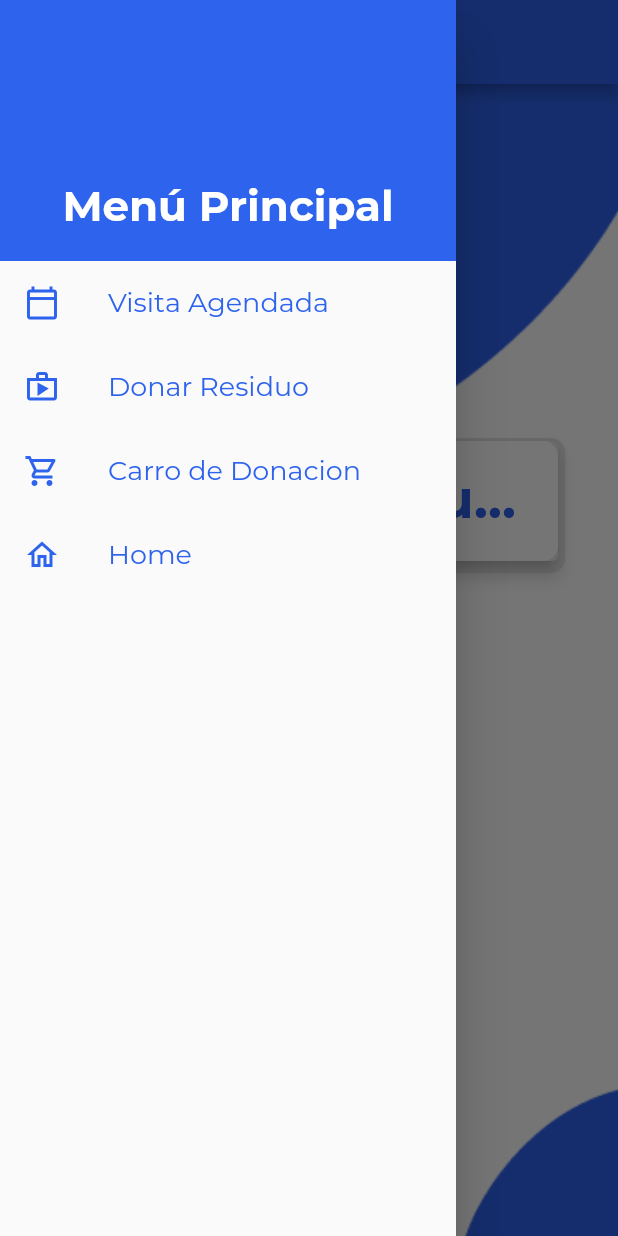
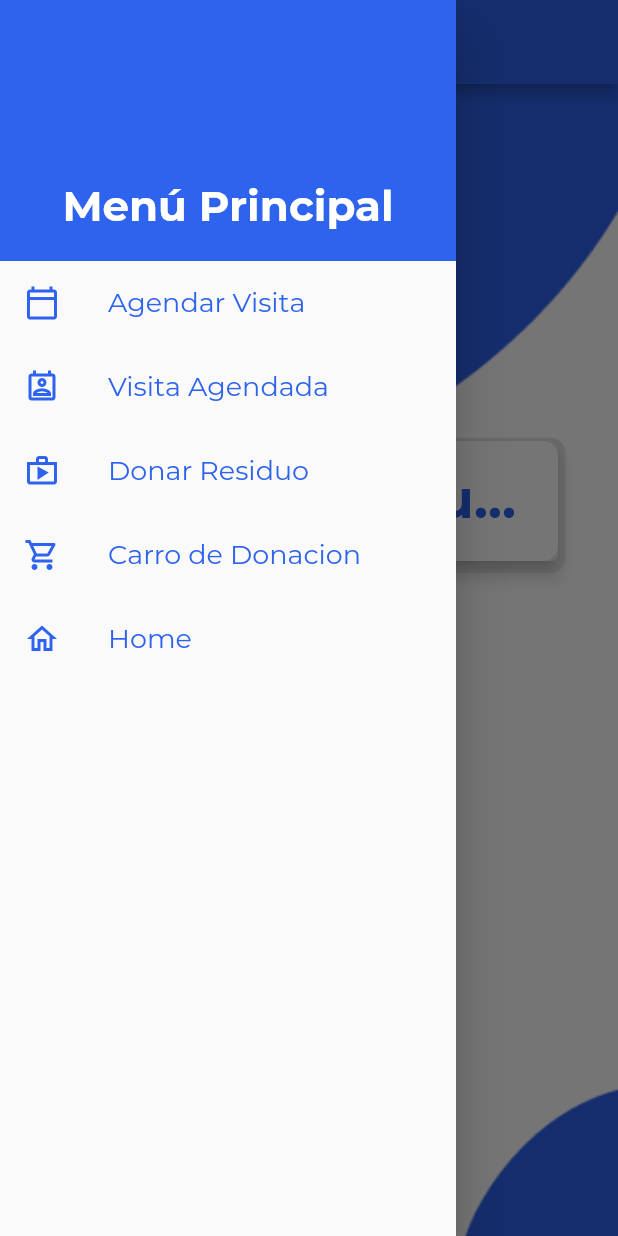
Before and after one commit to Jcss1462/reciclajeApp, a Flutter app: the InicioCiudadanoCivil screen opened by its route, with the side drawer open, on a phone screen of 412 x 824 dp. Run offline on Flutter 3.47's test engine with Material 2 defaults, Android fonts, the light colour scheme and no system bars; our stand-ins replace firebase_auth, firebase_core, flutter_dotenv, shared_preferences; accounts and stored records are empty; network calls fail.

Commit message:
Inicio de Vista para agendar visita (Civil)

```diff
--- a/lib/core/constants.dart
+++ b/lib/core/constants.dart
@@ -6,3 +6,4 @@ const String ventasForm = '/ventasForm';
 const String inicioCiudadanoCivil = '/inicioCiudadanoCivil';
 const String donacionFormCivil = '/donacionFormCivl';
 const String carrodeDonacionCivil = '/carrodeDonacionCivil';
+const String formAgendaVisitaCivil = '/formAgendaVisitaCivil';
--- a/lib/core/routers.dart
+++ b/lib/core/routers.dart
@@ -1,3 +1,4 @@
+import 'package:reciclaje_app/page/formAgendaVisitaCivil.dart';
 import 'package:reciclaje_app/page/carrodeDonacionCivil.dart';
 import 'package:reciclaje_app/page/donacionFormCivil.dart';
 import 'package:reciclaje_app/page/inicioCiudadanoCivil.dart';
@@ -26,6 +27,8 @@ class Routers {
         return MaterialPageRoute(builder: (_) => DonacionFormCivil());
       case carrodeDonacionCivil:
         return MaterialPageRoute(builder: (_) => CarrodeDonacionCivil());
+      case formAgendaVisitaCivil:
+        return MaterialPageRoute(builder: (_) => FormAgendaVisitaCivil());
       default:
         return MaterialPageRoute(
           builder: (_) => Scaffold(
--- a/lib/widgets/navbarCiudadanoCivil.dart
+++ b/lib/widgets/navbarCiudadanoCivil.dart
@@ -30,6 +30,22 @@ class NavBarCiudadanoCivil extends StatelessWidget {
           ListTile(
             leading: Icon(
               Icons.calendar_today_outlined,
+              color: Color.fromRGBO(46, 99, 238, 1),
+            ),
+            title: Text(
+              "Agendar Visita",
+              style: TextStyle(
+                  color: Color.fromRGBO(46, 99, 238, 1),
+                  fontWeight: FontWeight.normal,
+                  fontSize: 18),
+            ),
+            onTap: () {
+              Navigator.pushNamed(context, formAgendaVisitaCivil);
+            },
+          ),
+          ListTile(
+            leading: Icon(
+              Icons.perm_contact_calendar_outlined,
               color: Color.fromRGBO(46, 99, 238, 1),
             ),
             title: Text(
```
Also changed, not shown: lib/page/formAgendaVisitaCivil.dart (added, +28 -0 lines).
